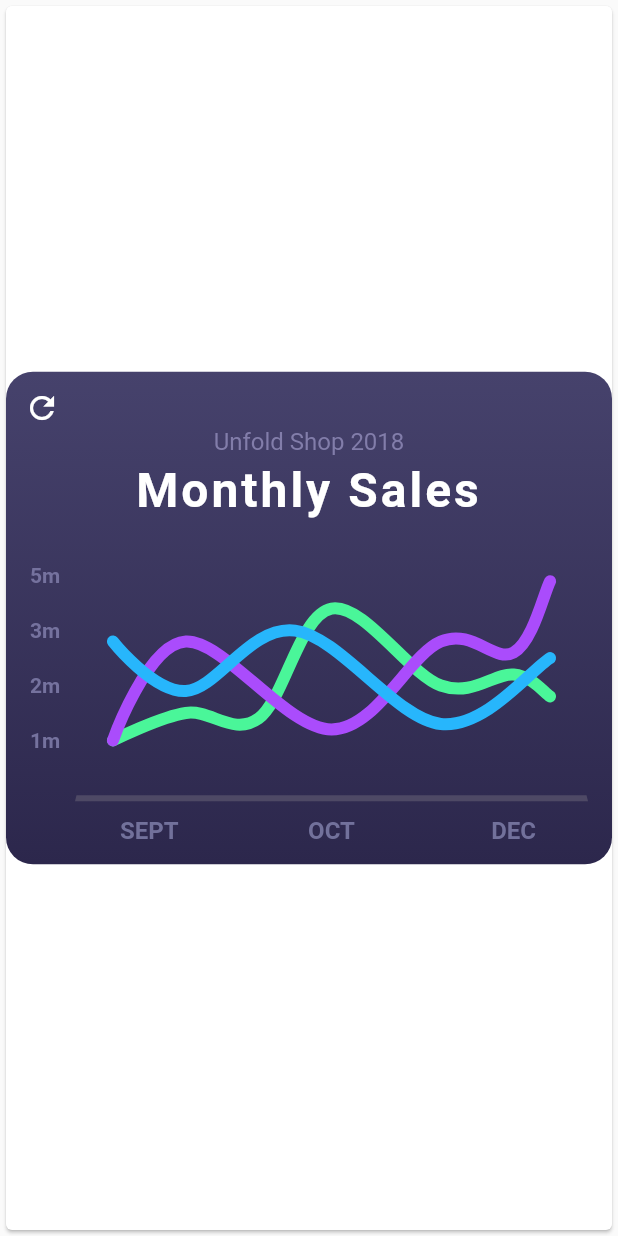
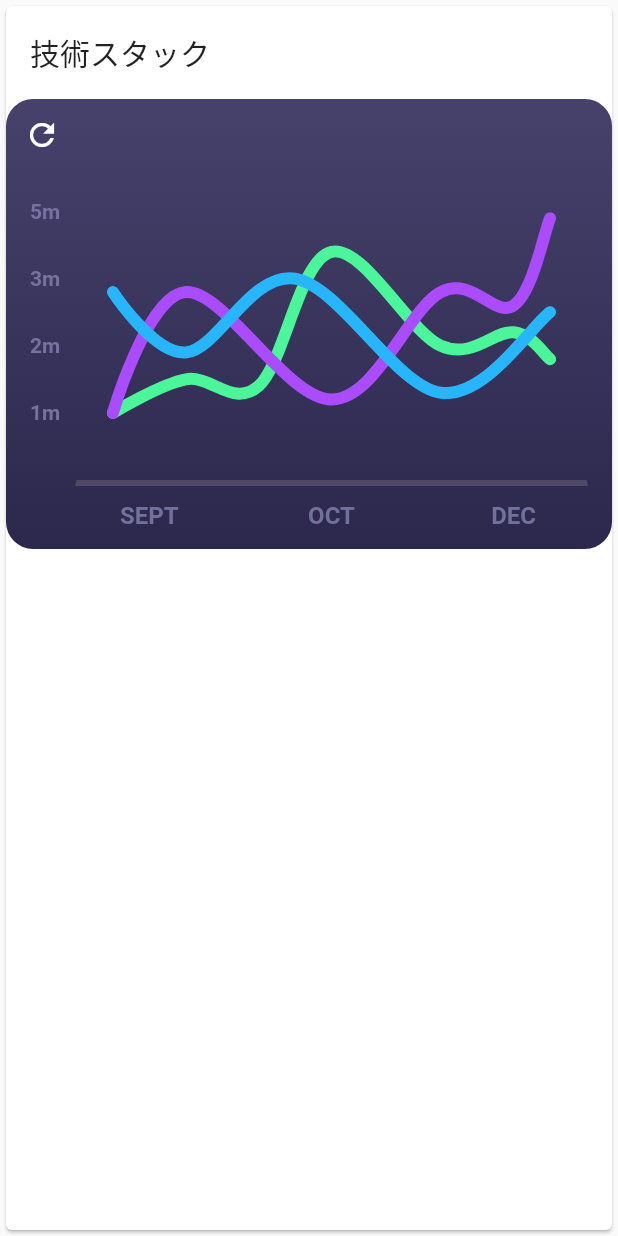
Before and after one commit to hidemitsuuu/own-portfolio, a Flutter app: the GrowthCurveView widget shown alone on an empty page, opened directly, on a phone screen of 412 x 824 dp. Run offline on Flutter 3.47's test engine with Material 2 defaults, Android fonts, the phone set to English and light mode, and no system bars; drawn by our look-alikes of fl_chart; our stand-ins replace freezed_annotation, hooks_riverpod.

Commit message:
GrowthCurveのタイトル調整

```diff
--- a/lib/view/home/sub/growth_curve_view.dart
+++ b/lib/view/home/sub/growth_curve_view.dart
@@ -1,5 +1,6 @@
 import 'package:fl_chart/fl_chart.dart';
 import 'package:flutter/material.dart';
+import 'package:own_portfolio/view/home/sub/title_view.dart';
 
 class GrowthCurveView extends StatefulWidget {
   const GrowthCurveView({Key? key}) : super(key: key);
@@ -21,15 +22,20 @@
   Widget build(BuildContext context) {
     return Card(
       color: Colors.white,
-      child: Center(
-        child: _lineChartView(),
+      child: Column(
+        children: [
+          const TitleView(title: '技術スタック'),
+          _lineChartView(),
+        ],
       ),
     );
   }
 
   Widget _lineChartView() {
-    return AspectRatio(
-      aspectRatio: 1.23,
+    return SizedBox(
+      height: 300,
+      child: AspectRatio(
+        aspectRatio: 1.5,
         child: Container(
           decoration: const BoxDecoration(
             borderRadius: BorderRadius.all(Radius.circular(18)),
@@ -50,27 +56,6 @@
                   const SizedBox(
                     height: 37,
                   ),
-                const Text(
-                  'Unfold Shop 2018',
-                  style: TextStyle(
-                    color: Color(0xff827daa),
-                    fontSize: 16,
-                  ),
-                  textAlign: TextAlign.center,
-                ),
-                const SizedBox(
-                  height: 4,
-                ),
-                const Text(
-                  'Monthly Sales',
-                  style: TextStyle(
-                    color: Colors.white,
-                    fontSize: 32,
-                    fontWeight: FontWeight.bold,
-                    letterSpacing: 2,
-                  ),
-                  textAlign: TextAlign.center,
-                ),
                   const SizedBox(
                     height: 37,
                   ),
@@ -88,7 +73,8 @@
               IconButton(
                 icon: Icon(
                   Icons.refresh,
-                color: Colors.white.withOpacity(isShowingMainData ? 1.0 : 0.5),
+                  color:
+                      Colors.white.withOpacity(isShowingMainData ? 1.0 : 0.5),
                 ),
                 onPressed: () {
                   setState(() {
@@ -97,6 +83,7 @@
                 },
               )
             ],
+          ),
         ),
       ),
     );
```
Lines whose indentation alone changed are shown as unchanged.
